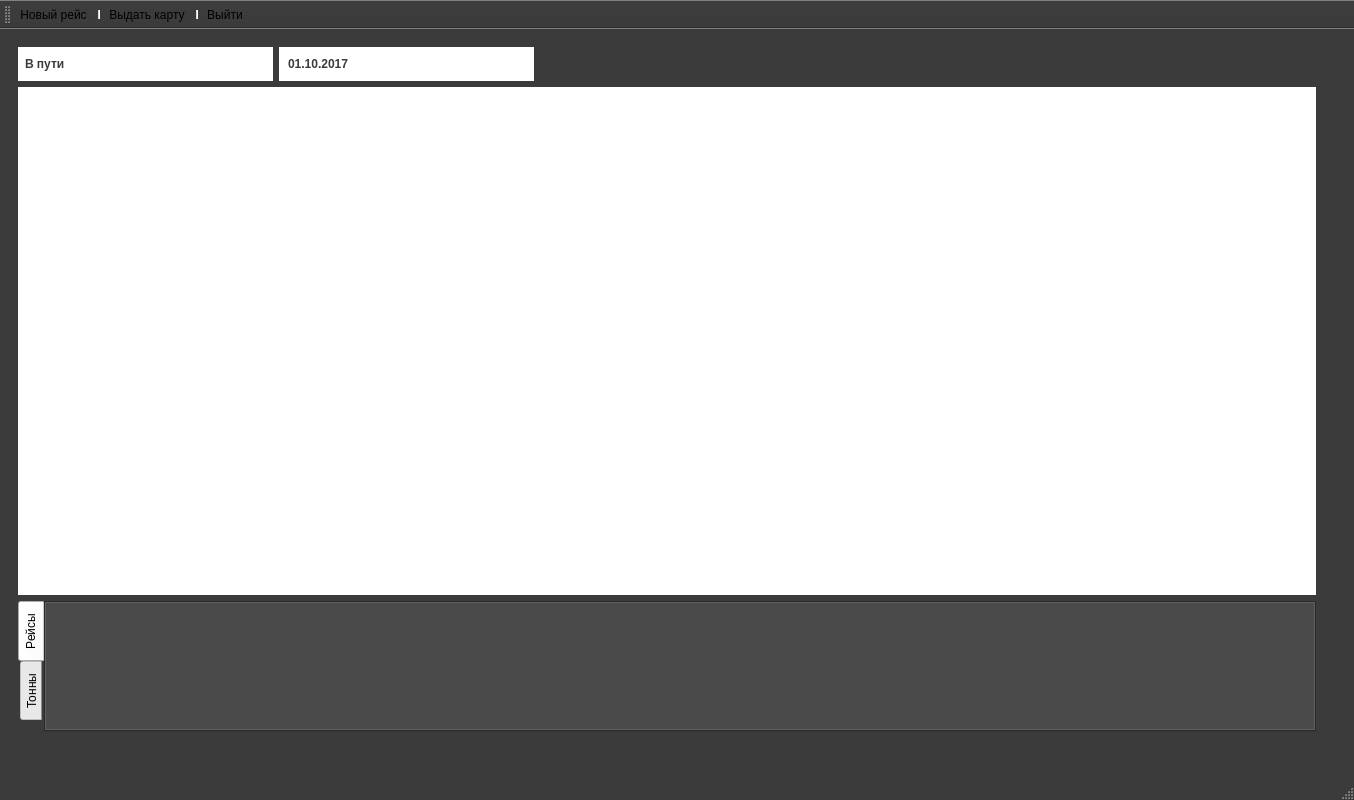
First picture: the form in uis/operator_gui.ui, repository krsnvss/beetstock, before the edit.
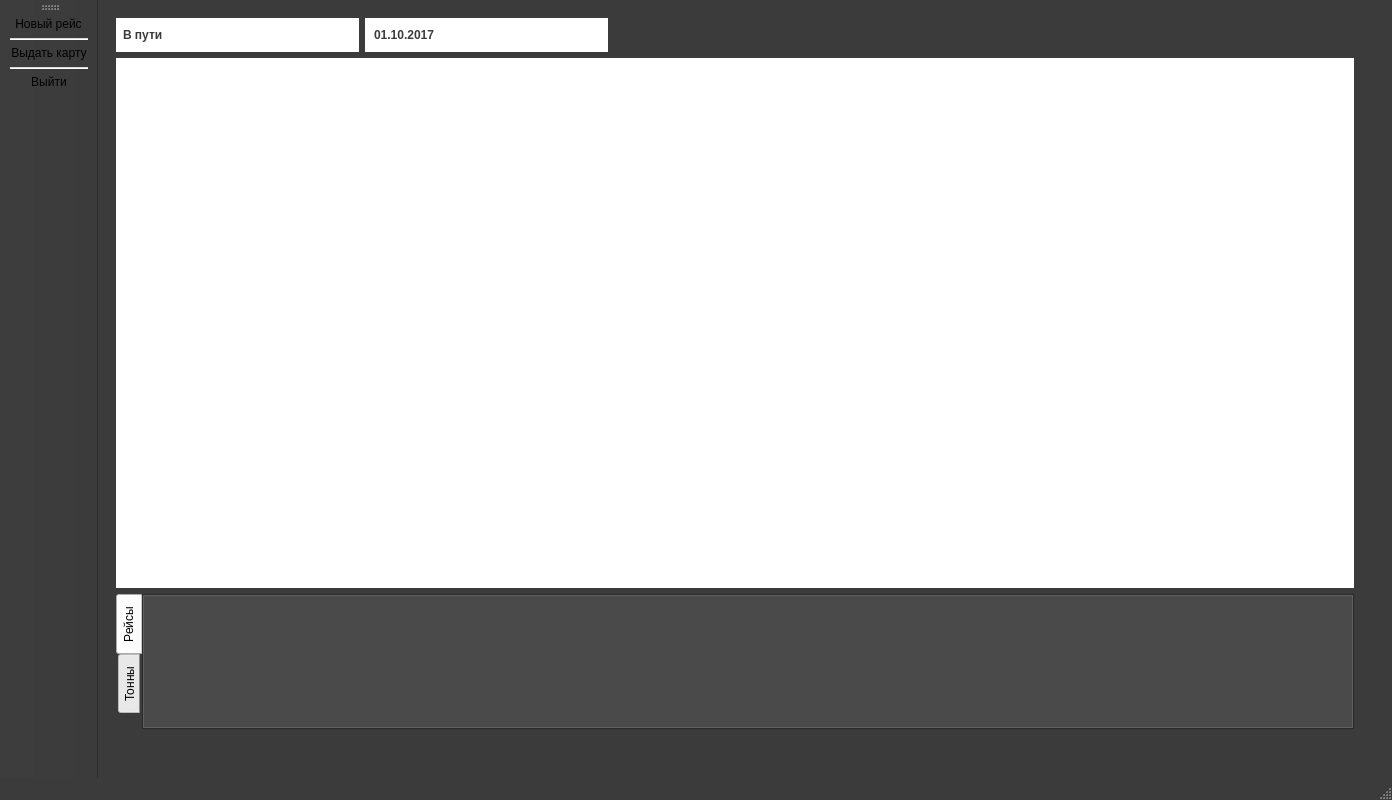
Second picture: the form after the edit. Icons and pictures are not drawn.

The edit to the form file:
```diff
--- a/uis/operator_gui.ui
+++ b/uis/operator_gui.ui
@@ -6,7 +6,7 @@
    <rect>
     <x>0</x>
     <y>0</y>
-    <width>1354</width>
+    <width>1392</width>
     <height>800</height>
    </rect>
   </property>
@@ -923,13 +923,13 @@
     <set>Qt::AllToolBarAreas</set>
    </property>
    <property name="orientation">
-    <enum>Qt::Horizontal</enum>
+    <enum>Qt::Vertical</enum>
    </property>
    <attribute name="toolBarArea">
-    <enum>TopToolBarArea</enum>
+    <enum>LeftToolBarArea</enum>
    </attribute>
    <attribute name="toolBarBreak">
-    <bool>true</bool>
+    <bool>false</bool>
    </attribute>
    <addaction name="addTrip"/>
    <addaction name="separator"/>
```
Left out of the diff: 2 changed lines with no effect on the pictures.
